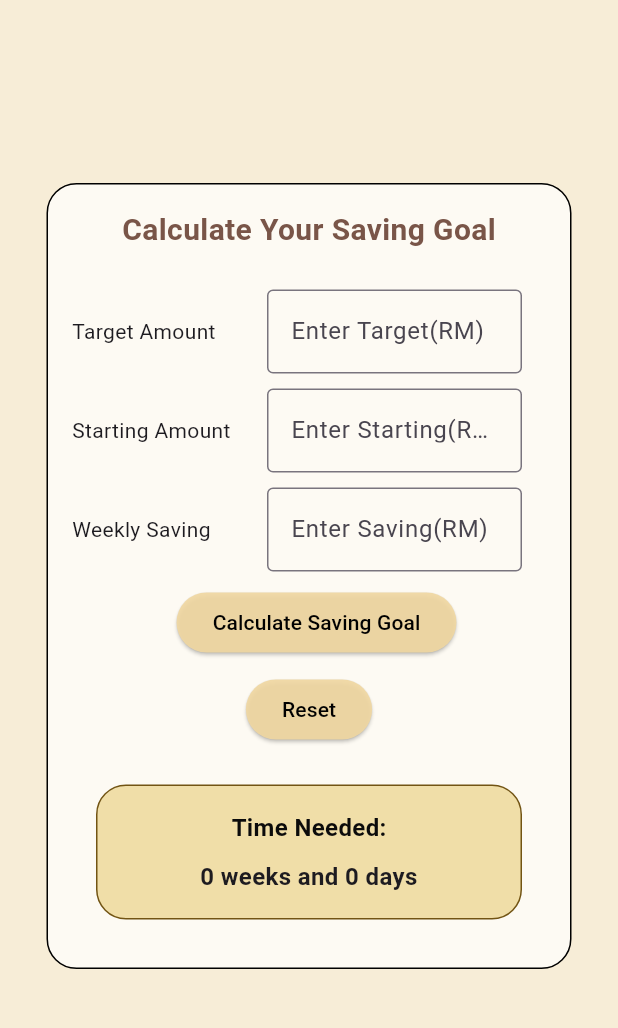
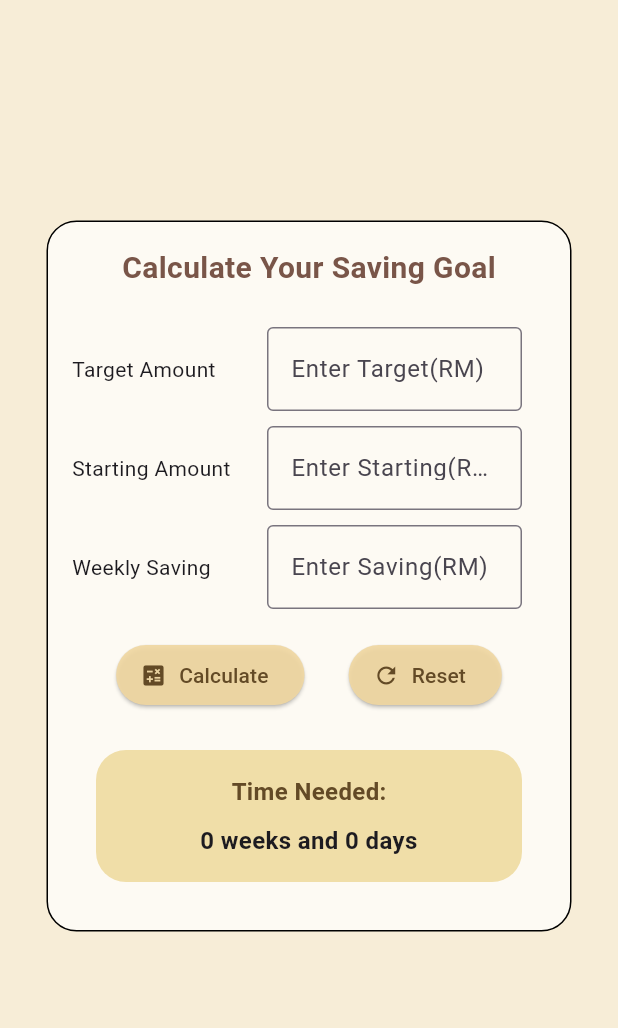
Before and after one commit to sunflower4life/Saving-Goal-Tracker-App, a Flutter app: the screen it shows after launch, on a phone screen of 412 x 824 dp, the part 84-1112 px from its top. Run offline on Flutter 3.47's test engine with Material 3 defaults, Android fonts, the phone set to English and light mode, and no system bars.

```diff
--- a/lib/sgtCalcScreen.dart
+++ b/lib/sgtCalcScreen.dart
@@ -73,7 +73,6 @@ class _SGTCalcScreenState extends State<SGTCalcScreen> {
                       ),
                     ],
                   ),
-
                   SizedBox(height: 10),
                   Row(
                     children: [
@@ -111,31 +110,28 @@ class _SGTCalcScreenState extends State<SGTCalcScreen> {
                     ],
                   ),
                   //Calculate and reset button
-                  SizedBox(height:10),
+                  SizedBox(height:20),
                   Row(
-                    mainAxisAlignment: MainAxisAlignment.center,
+                    mainAxisAlignment: MainAxisAlignment.spaceEvenly,
                     children: [
-                      SizedBox(width:10),
-                      ElevatedButton(
+                      //button for calculate Saving goal + icon calculate
+                      ElevatedButton.icon(
                         onPressed: calculateSGT,
                         style: ElevatedButton.styleFrom(
-                          backgroundColor: const Color.fromARGB(232, 240, 215, 161),
-                          foregroundColor: const Color.fromARGB(255, 0, 0, 0),
-                        ),//call function
-                        child: Text('Calculate Saving Goal'),
+                          backgroundColor: Color.fromARGB(232, 240, 215, 161),
+                          foregroundColor: Color.fromARGB(255, 99, 74, 38),
+                        ),
+                        //call function
+                        icon: Icon(Icons.calculate),
+                        label: Text('Calculate'),
                       ),
-                    ],
-                  ),
-                  SizedBox(height:10),
-                  Row(
-                    mainAxisAlignment: MainAxisAlignment.center,
-                    children: [
-                      ElevatedButton(
+                      //button for Reset + icon reset
+                      ElevatedButton.icon(
                         onPressed: () {
                           //clear all input
                           savingPerWeekController.clear();
                           targetAmountController.clear();
-                          startingAmountController.clear()
+                          startingAmountController.clear();
 
                           //set focus back to first field
                           FocusScope.of(context).requestFocus(targetFocusNode);
@@ -148,10 +144,11 @@ class _SGTCalcScreenState extends State<SGTCalcScreen> {
                           setState((){});
                         },
                         style: ElevatedButton.styleFrom(
-                          backgroundColor: const Color.fromARGB(232, 240, 215, 161),
-                          foregroundColor: const Color.fromARGB(255, 0, 0, 0),
+                          backgroundColor:Color.fromARGB(232, 240, 215, 161),
+                          foregroundColor:Color.fromARGB(255, 99, 74, 38),
                         ),
-                        child:Text('Reset'),
+                        icon: Icon(Icons.refresh),
+                        label:Text('Reset'),
 
                       ),
                     ],
@@ -163,7 +160,6 @@ class _SGTCalcScreenState extends State<SGTCalcScreen> {
                     padding: EdgeInsets.all(16.0),
                     width: double.infinity,
                     decoration: BoxDecoration(
-                      border: Border.all(color: const Color.fromARGB(255, 114, 84, 19)),
                       borderRadius: BorderRadius.circular(20.0),
                       color: const Color.fromARGB(255, 240, 222, 168),
                     ),
@@ -174,7 +170,7 @@ class _SGTCalcScreenState extends State<SGTCalcScreen> {
                           style: TextStyle(
                             fontSize: 16,
                             fontWeight: FontWeight.bold,
-                            color: Color.fromARGB(255, 11, 11, 11),
+                            color: Color.fromARGB(255, 99, 74, 38),
                           ),
                         ),
                         SizedBox(height: 10),
@@ -209,7 +205,7 @@ class _SGTCalcScreenState extends State<SGTCalcScreen> {
       // Show SnackBar for empty fields
       SnackBar snackBar = const SnackBar(
         content: Text('Please fill in all fields'),
-        backgroundColor: Colors.orange,
+        backgroundColor: Colors.red,
         duration: Duration(seconds: 2),
       );
       ScaffoldMessenger.of(context).showSnackBar(snackBar);
@@ -226,7 +222,7 @@ class _SGTCalcScreenState extends State<SGTCalcScreen> {
     if(target.isNegative || starting.isNegative || weekSaving.isNegative){
       SnackBar snackBar = const SnackBar(
         content: Text('Please enter positive value.'),
-        backgroundColor: Colors.red,
+        //backgroundColor: Colors.red,
         duration: Duration(seconds: 2),
       );
       ScaffoldMessenger.of(context).showSnackBar(snackBar);
@@ -237,7 +233,6 @@ class _SGTCalcScreenState extends State<SGTCalcScreen> {
       });
       return;
     }
-
      //calculate amount to be saved, how much money still needed
     double amountNeed = target - starting;
 
```
